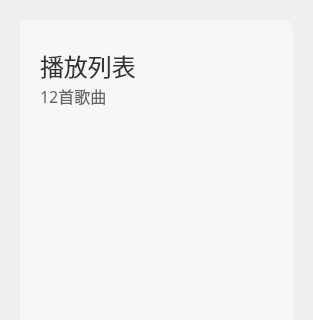
Before: the Qt Designer form playlist.ui in tidysong/Listen_QT, drawn with Qt 5; both pictures show x 0 to 313 and y 0 to 320 of the 313 by 672 pixel window.
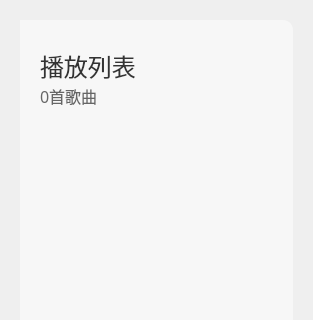
After: the same form once the commit is applied. Icons and pictures are not drawn.

What changed in the file:
```diff
--- a/playlist.ui
+++ b/playlist.ui
@@ -165,7 +165,7 @@
      <string notr="true">color:#666666;</string>
     </property>
     <property name="text">
-     <string>12首歌曲</string>
+     <string>0首歌曲</string>
     </property>
    </widget>
   </widget>
```
